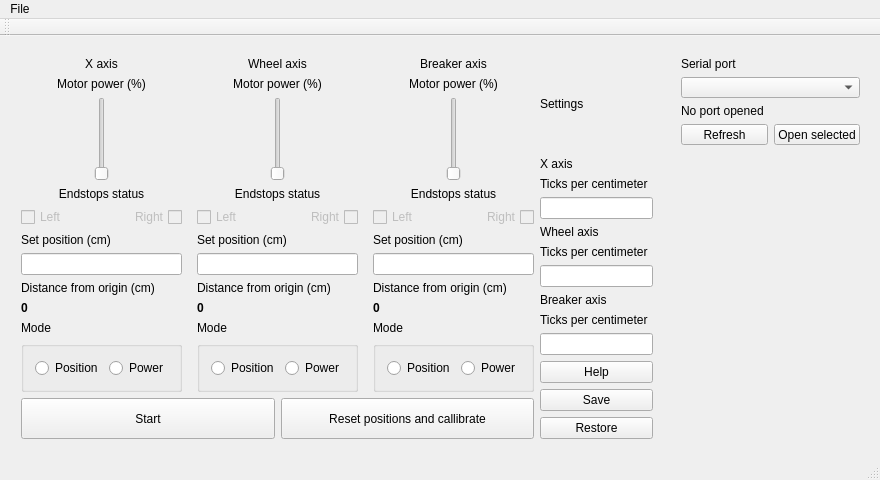
SteelPh0enix/WirePuller, file wirepullerwindow.ui: the form before one commit.
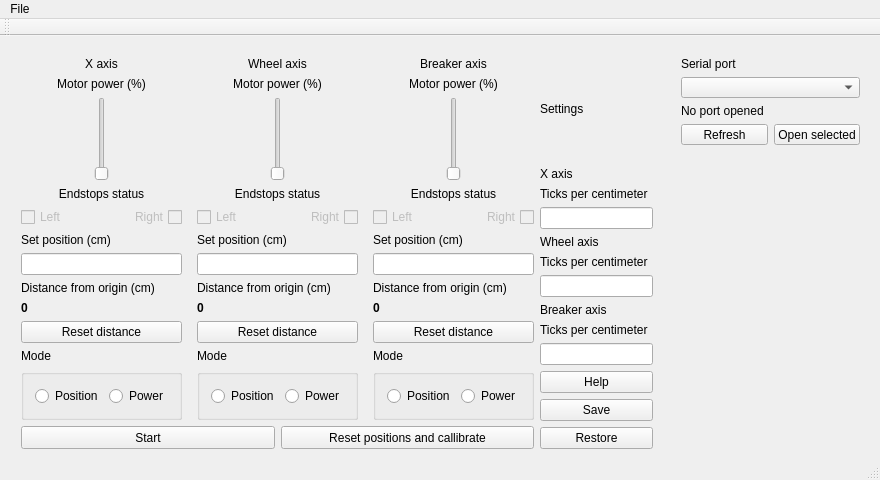
The form after the commit.

The edit to the form file:
```diff
--- a/wirepullerwindow.ui
+++ b/wirepullerwindow.ui
@@ -38,7 +38,7 @@
       <x>10</x>
       <y>10</y>
       <width>654</width>
-      <height>404</height>
+      <height>414</height>
      </rect>
     </property>
     <layout class="QHBoxLayout" name="horizontalLayout_5">
@@ -228,6 +228,13 @@
                  </property>
                 </widget>
                </item>
+               <item>
+                <widget class="QPushButton" name="xAxisResetDistance">
+                 <property name="text">
+                  <string>Reset distance</string>
+                 </property>
+                </widget>
+               </item>
               </layout>
              </item>
              <item>
@@ -240,7 +247,7 @@
                 </widget>
                </item>
                <item>
-                <widget class="QGroupBox" name="">
+                <widget class="QGroupBox" name="groupBox">
                  <layout class="QHBoxLayout" name="horizontalLayout_3">
                   <item>
                    <widget class="QRadioButton" name="xAxisModePosition">
@@ -431,6 +438,13 @@
                  </property>
                 </widget>
                </item>
+               <item>
+                <widget class="QPushButton" name="wheelAxisResetDistance">
+                 <property name="text">
+                  <string>Reset distance</string>
+                 </property>
+                </widget>
+               </item>
               </layout>
              </item>
              <item>
@@ -443,7 +457,7 @@
                 </widget>
                </item>
                <item>
-                <widget class="QGroupBox" name="">
+                <widget class="QGroupBox" name="groupBox">
                  <layout class="QHBoxLayout" name="horizontalLayout_4">
                   <item>
                    <widget class="QRadioButton" name="wheelAxisModePosition">
@@ -634,6 +648,13 @@
                  </property>
                 </widget>
                </item>
+               <item>
+                <widget class="QPushButton" name="breakerAxisResetDistance">
+                 <property name="text">
+                  <string>Reset distance</string>
+                 </property>
+                </widget>
+               </item>
               </layout>
              </item>
              <item>
@@ -646,7 +667,7 @@
                 </widget>
                </item>
                <item>
-                <widget class="QGroupBox" name="">
+                <widget class="QGroupBox" name="groupBox">
                  <layout class="QHBoxLayout" name="horizontalLayout_11">
                   <item>
                    <widget class="QRadioButton" name="breakerAxisModePosition">
```
